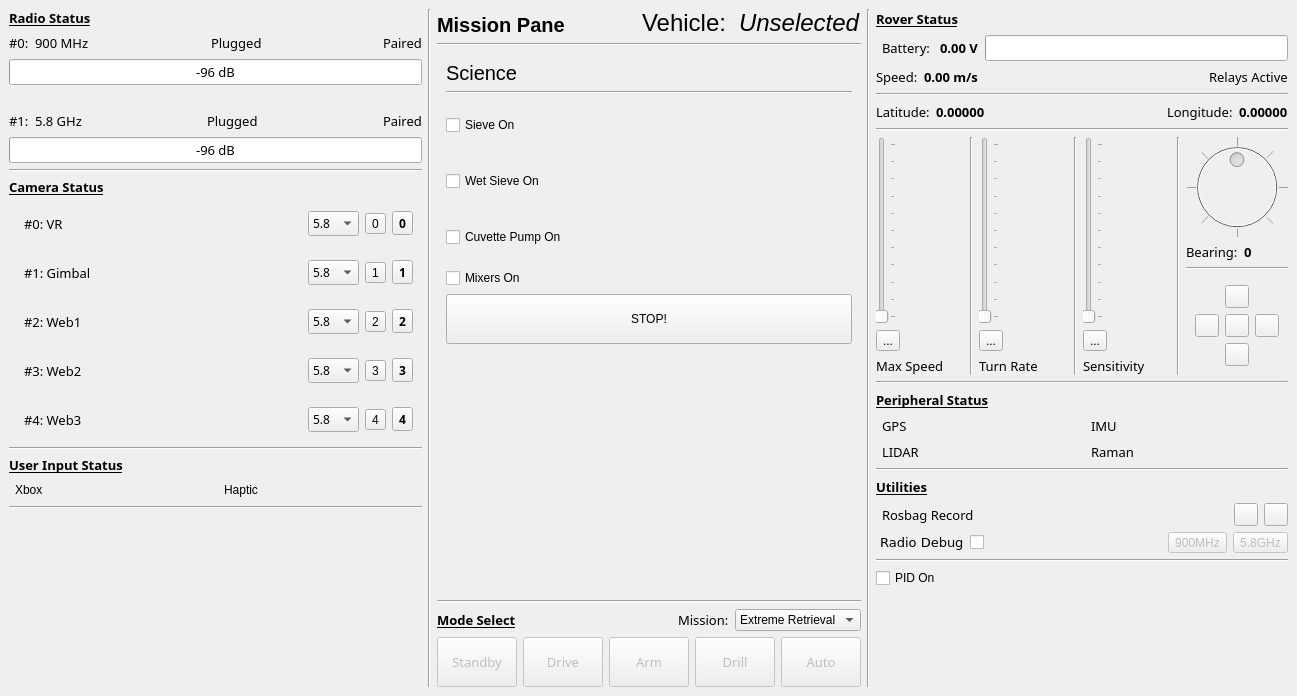
Qt form scripts/gui/main.ui (NovaRoverTeam/base_station) before a commit.
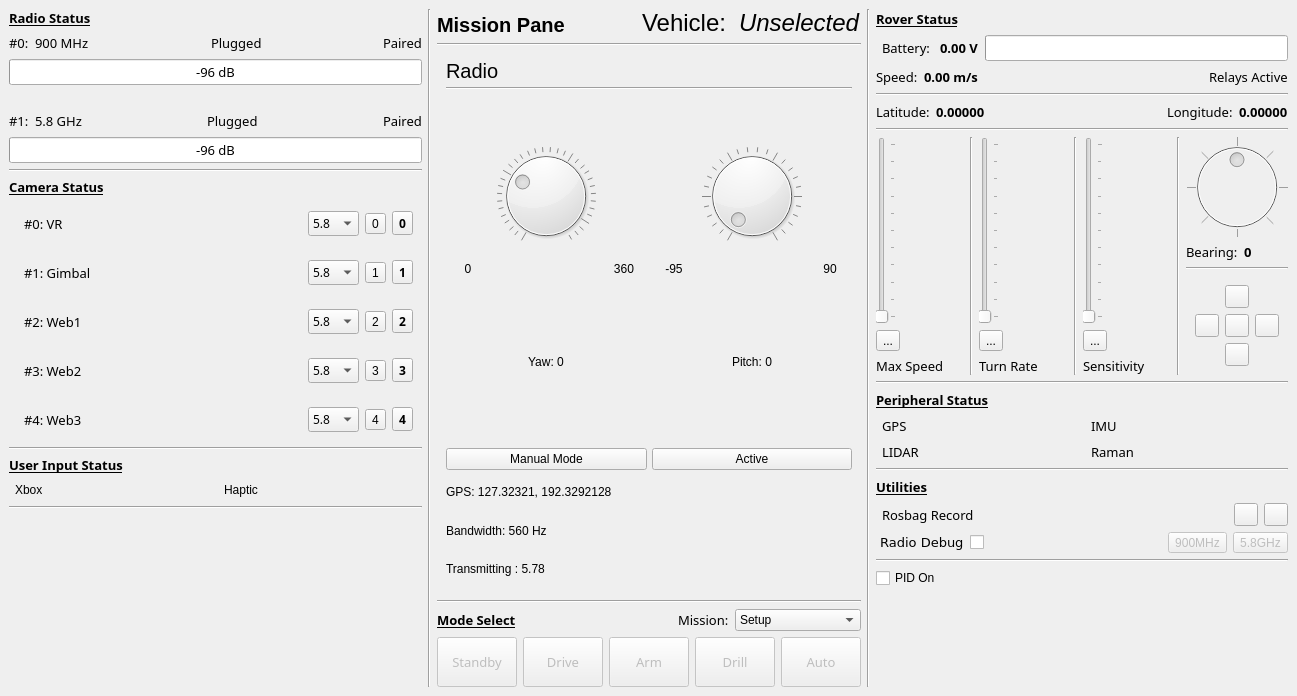
The same form after that commit. Icons and pictures are not drawn. Custom widgets are drawn as their Qt base class.

What changed in the file:
```diff
--- a/scripts/gui/main.ui
+++ b/scripts/gui/main.ui
@@ -1239,7 +1239,7 @@
         <item>
          <widget class="QStackedWidget" name="stack_mission">
           <property name="currentIndex">
-           <number>5</number>
+           <number>7</number>
           </property>
           <widget class="QWidget" name="page_setup">
            <layout class="QVBoxLayout" name="verticalLayout">
@@ -1963,6 +1963,230 @@
             </item>
            </layout>
           </widget>
+          <widget class="QWidget" name="page_radio">
+           <layout class="QVBoxLayout" name="verticalLayout_14" stretch="1,4,6,3,1,1">
+            <item>
+             <widget class="QLabel" name="label_125">
+              <property name="maximumSize">
+               <size>
+                <width>16777215</width>
+                <height>20</height>
+               </size>
+              </property>
+              <property name="font">
+               <font>
+                <pointsize>15</pointsize>
+                <weight>50</weight>
+                <bold>false</bold>
+               </font>
+              </property>
+              <property name="text">
+               <string>Radio</string>
+              </property>
+             </widget>
+            </item>
+            <item>
+             <widget class="Line" name="line_23">
+              <property name="orientation">
+               <enum>Qt::Horizontal</enum>
+              </property>
+             </widget>
+            </item>
+            <item>
+             <layout class="QVBoxLayout" name="verticalLayout_15">
+              <item>
+               <layout class="QVBoxLayout" name="video_feed">
+                <property name="sizeConstraint">
+                 <enum>QLayout::SetNoConstraint</enum>
+                </property>
+                <property name="bottomMargin">
+                 <number>20</number>
+                </property>
+               </layout>
+              </item>
+             </layout>
+            </item>
+            <item>
+             <layout class="QHBoxLayout" name="horizontalLayout_29">
+              <item>
+               <layout class="QVBoxLayout" name="verticalLayout_17">
+                <item>
+                 <layout class="QHBoxLayout" name="horizontalLayout_31">
+                  <item>
+                   <widget class="QLabel" name="yaw_min">
+                    <property name="text">
+                     <string>0</string>
+                    </property>
+                    <property name="alignment">
+                     <set>Qt::AlignBottom|Qt::AlignHCenter</set>
+                    </property>
+                   </widget>
+                  </item>
+                  <item>
+                   <widget class="QDial" name="dial_yaw">
+                    <property name="minimum">
+                     <number>0</number>
+                    </property>
+                    <property name="value">
+                     <number>30</number>
+                    </property>
+                    <property name="sliderPosition">
+                     <number>30</number>
+                    </property>
+                    <property name="invertedAppearance">
+                     <bool>false</bool>
+                    </property>
+                    <property name="invertedControls">
+                     <bool>false</bool>
+                    </property>
+                    <property name="wrapping">
+                     <bool>false</bool>
+                    </property>
+                    <property name="notchTarget">
+                     <double>3.000000000000000</double>
+                    </property>
+                    <property name="notchesVisible">
+                     <bool>true</bool>
+                    </property>
+                   </widget>
+                  </item>
+                  <item>
+                   <widget class="QLabel" name="yaw_max">
+                    <property name="text">
+                     <string>360</string>
+                    </property>
+                    <property name="alignment">
+                     <set>Qt::AlignBottom|Qt::AlignHCenter</set>
+                    </property>
+                   </widget>
+                  </item>
+                 </layout>
+                </item>
+                <item>
+                 <widget class="QLabel" name="yaw_label">
+                  <property name="text">
+                   <string>Yaw: 0</string>
+                  </property>
+                  <property name="alignment">
+                   <set>Qt::AlignCenter</set>
+                  </property>
+                 </widget>
+                </item>
+               </layout>
+              </item>
+              <item>
+               <layout class="QVBoxLayout" name="verticalLayout_16">
+                <item>
+                 <layout class="QHBoxLayout" name="horizontalLayout_32">
+                  <item>
+                   <widget class="QLabel" name="pitch_min">
+                    <property name="text">
+                     <string>-95</string>
+                    </property>
+                    <property name="alignment">
+                     <set>Qt::AlignBottom|Qt::AlignHCenter</set>
+                    </property>
+                   </widget>
+                  </item>
+                  <item>
+                   <widget class="QDial" name="dial_pitch2">
+                    <property name="enabled">
+                     <bool>true</bool>
+                    </property>
+                    <property name="autoFillBackground">
+                     <bool>false</bool>
+                    </property>
+                    <property name="orientation">
+                     <enum>Qt::Vertical</enum>
+                    </property>
+                    <property name="wrapping">
+                     <bool>false</bool>
+                    </property>
+                    <property name="notchesVisible">
+                     <bool>true</bool>
+                    </property>
+                   </widget>
+                  </item>
+                  <item>
+                   <widget class="QLabel" name="pitch_max">
+                    <property name="text">
+                     <string>90</string>
+                    </property>
+                    <property name="alignment">
+                     <set>Qt::AlignBottom|Qt::AlignHCenter</set>
+                    </property>
+                   </widget>
+                  </item>
+                 </layout>
+                </item>
+                <item>
+                 <widget class="QLabel" name="pitch_label">
+                  <property name="text">
+                   <string>Pitch: 0</string>
+                  </property>
+                  <property name="alignment">
+                   <set>Qt::AlignCenter</set>
+                  </property>
+                 </widget>
+                </item>
+               </layout>
+              </item>
+             </layout>
+            </item>
+            <item>
+             <layout class="QHBoxLayout" name="horizontalLayout_30" stretch="0,0">
+              <property name="spacing">
+               <number>5</number>
+              </property>
+              <property name="sizeConstraint">
+               <enum>QLayout::SetFixedSize</enum>
+              </property>
+              <property name="topMargin">
+               <number>0</number>
+              </property>
+              <item>
+               <widget class="QPushButton" name="modeButton">
+                <property name="text">
+                 <string>Manual Mode</string>
+                </property>
+               </widget>
+              </item>
+              <item>
+               <widget class="QPushButton" name="activeButton">
+                <property name="text">
+                 <string>Active</string>
+                </property>
+               </widget>
+              </item>
+             </layout>
+            </item>
+            <item>
+             <layout class="QVBoxLayout" name="verticalLayout_18">
+              <item>
+               <widget class="QLabel" name="label_49">
+                <property name="text">
+                 <string>GPS: 127.32321, 192.3292128</string>
+                </property>
+               </widget>
+              </item>
+              <item>
+               <widget class="QLabel" name="label_47">
+                <property name="text">
+                 <string>Bandwidth: 560 Hz</string>
+                </property>
+               </widget>
+              </item>
+              <item>
+               <widget class="QLabel" name="label_48">
+                <property name="text">
+                 <string>Transmitting : 5.78</string>
+                </property>
+               </widget>
+              </item>
+             </layout>
+            </item>
+           </layout>
+          </widget>
          </widget>
         </item>
         <item>
@@ -2032,7 +2256,7 @@
              <bool>false</bool>
             </property>
             <property name="currentIndex">
-             <number>2</number>
+             <number>0</number>
             </property>
             <property name="sizeAdjustPolicy">
              <enum>QComboBox::AdjustToContents</enum>
```
Left out of the diff: 99 changed lines with no effect on the pictures.
